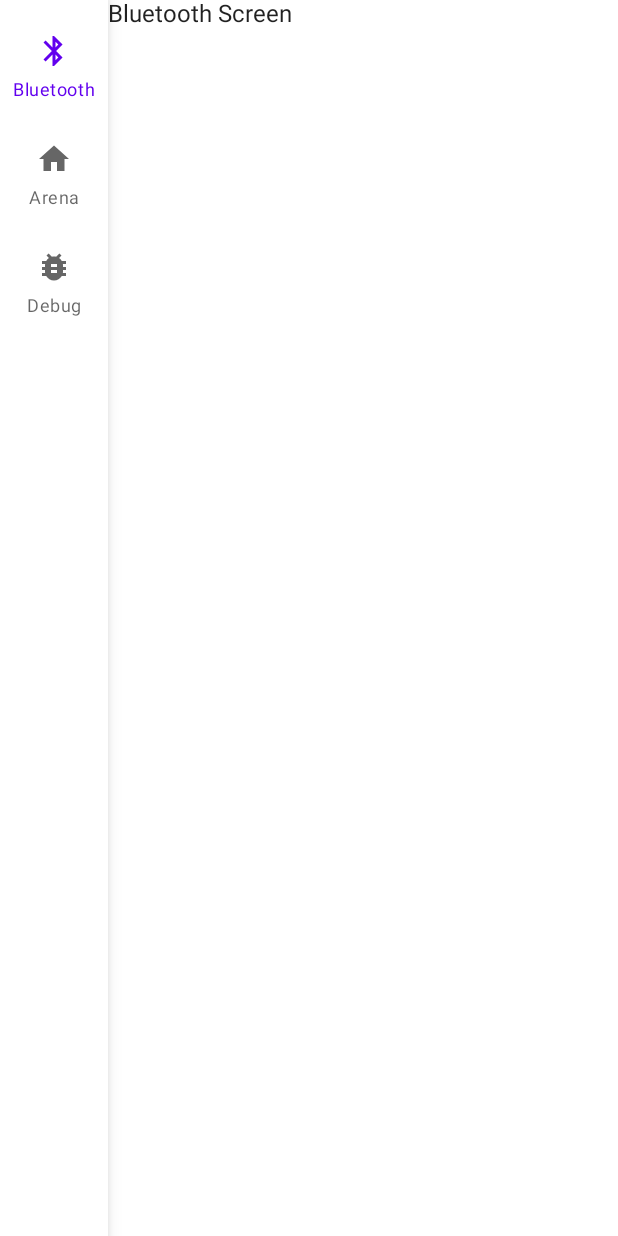
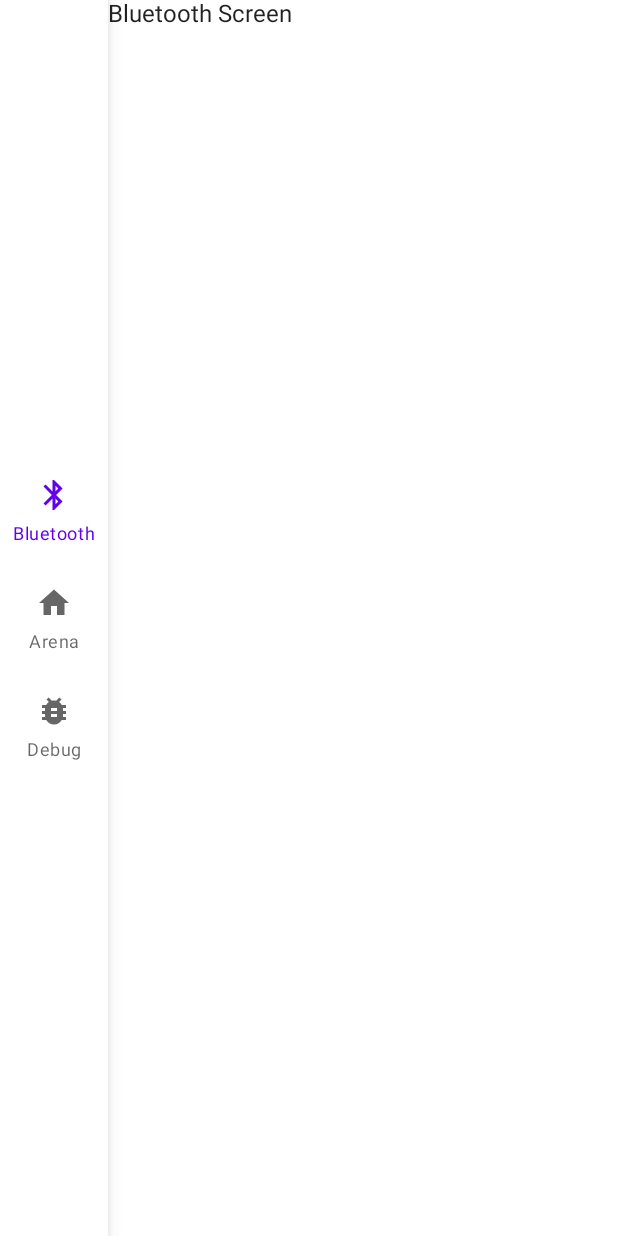
Before and after one commit to NTU-MDP-Group-15/MDP, an Android app built with Jetpack Compose: the screen it shows after launch (MainActivity), on a phone screen of 412 x 824 dp. Run offline under Robolectric (Android 15) with nearby library versions, the phone set to English and light mode, and no system bars.

Commit message:
Vertically Align Navigation Rail Items

```diff
--- a/Android/Code/app/src/main/java/com/example/code/MainActivity.kt
+++ b/Android/Code/app/src/main/java/com/example/code/MainActivity.kt
@@ -14,6 +14,7 @@ import com.example.code.ui.theme.CodeTheme
 import androidx.navigation.compose.rememberNavController
 import androidx.compose.foundation.layout.Row
 import androidx.compose.material.*
+import androidx.compose.ui.Alignment
 import androidx.navigation.compose.NavHost
 import androidx.navigation.compose.composable
 import com.example.code.ui.navigation.NavRailItems
--- a/Android/Code/app/src/main/java/com/example/code/ui/navigation/NavRailItems.kt
+++ b/Android/Code/app/src/main/java/com/example/code/ui/navigation/NavRailItems.kt
@@ -1,10 +1,12 @@
 package com.example.code.ui.navigation
 
+import androidx.compose.foundation.layout.Spacer
 import androidx.compose.material.Icon
 import androidx.compose.material.NavigationRail
 import androidx.compose.material.NavigationRailItem
 import androidx.compose.material.Text
 import androidx.compose.runtime.Composable
+import androidx.compose.ui.Modifier
 import androidx.compose.ui.res.painterResource
 import androidx.navigation.NavHostController
 import androidx.navigation.compose.currentBackStackEntryAsState
@@ -19,6 +21,7 @@ fun NavRailItems(navController: NavHostController, items: List<String>) {
     )
 
     NavigationRail {
+        Spacer(Modifier.weight(1f))
         items.forEachIndexed { index, item ->
             val currentDestination = navController.currentBackStackEntryAsState().value?.destination
             NavigationRailItem(
@@ -28,5 +31,6 @@ fun NavRailItems(navController: NavHostController, items: List<String>) {
                 onClick = { navController.navigate(item) }
             )
         }
+        Spacer(Modifier.weight(1f))
     }
 }
```
